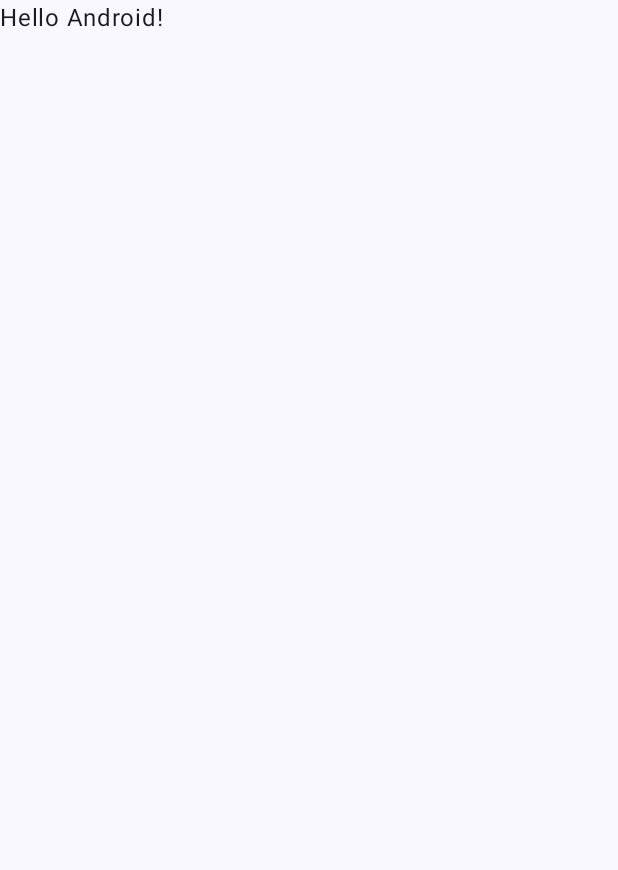
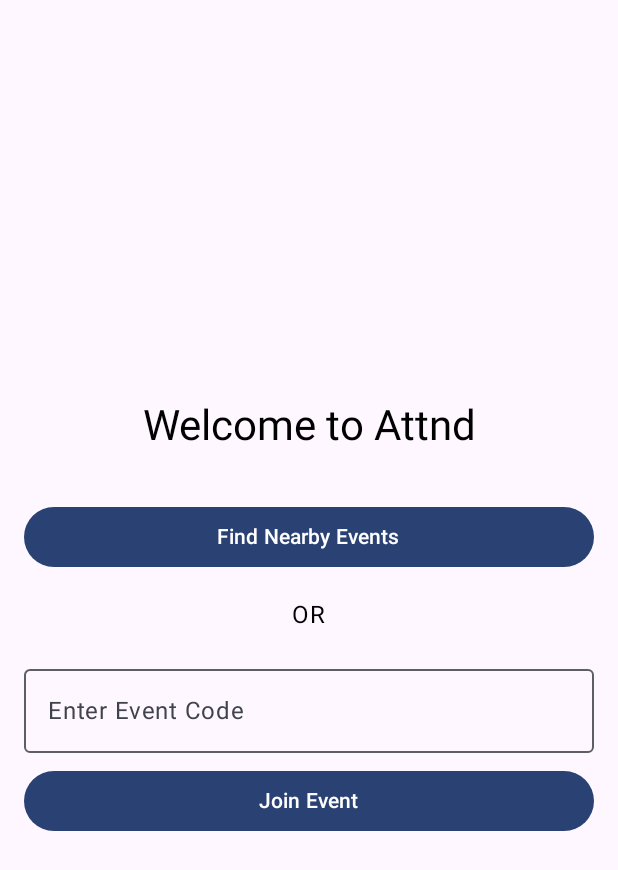
Before and after one commit to apbeers/Attnd-Android, an Android app built with Jetpack Compose: the screen it shows after launch (MainActivity), on a phone screen of 412 x 824 dp. Before the commit the part shown is almost empty. Shown: the top 870 px of the screen. Run offline under Robolectric (Android 15) with nearby library versions, the phone set to English and light mode, and no system bars.

Commit message:
build screens

```diff
--- a/app/src/main/java/com/arcu/attnd/MainActivity.kt
+++ b/app/src/main/java/com/arcu/attnd/MainActivity.kt
@@ -4,13 +4,21 @@ import android.os.Bundle
 import androidx.activity.ComponentActivity
 import androidx.activity.compose.setContent
 import androidx.activity.enableEdgeToEdge
-import androidx.compose.foundation.layout.fillMaxSize
 import androidx.compose.foundation.layout.padding
-import androidx.compose.material3.Scaffold
-import androidx.compose.material3.Text
-import androidx.compose.runtime.Composable
+import androidx.compose.material.icons.Icons
+import androidx.compose.material.icons.automirrored.filled.List
+import androidx.compose.material.icons.filled.Info
+import androidx.compose.material.icons.filled.Notifications
+import androidx.compose.material.icons.filled.Place
+import androidx.compose.material3.*
+import androidx.compose.runtime.*
 import androidx.compose.ui.Modifier
-import androidx.compose.ui.tooling.preview.Preview
+import androidx.navigation.NavDestination.Companion.hierarchy
+import androidx.navigation.NavGraph.Companion.findStartDestination
+import androidx.navigation.NavType
+import androidx.navigation.compose.*
+import androidx.navigation.navArgument
+import com.arcu.attnd.ui.screens.*
 import com.arcu.attnd.ui.theme.AttndTheme
 
 class MainActivity : ComponentActivity() {
@@ -19,11 +27,78 @@ class MainActivity : ComponentActivity() {
         enableEdgeToEdge()
         setContent {
             AttndTheme {
-                Scaffold(modifier = Modifier.fillMaxSize()) { innerPadding ->
-                    Greeting(
-                        name = "Android",
-                        modifier = Modifier.padding(innerPadding),
-                    )
+                MainNavigation()
+            }
+        }
+    }
+}
+
+sealed class Screen(val route: String, val label: String, val icon: androidx.compose.ui.graphics.vector.ImageVector? = null) {
+    object Launch : Screen("launch", "Launch")
+    object Map : Screen("map", "Map", Icons.Default.Place)
+    object Locations : Screen("locations", "Locations", Icons.AutoMirrored.Filled.List)
+    object LocationDetail : Screen("location_detail/{id}", "Detail")
+    object Flyer : Screen("flyer", "Flyer", Icons.Default.Info)
+    object Notifications : Screen("notifications", "Notifications", Icons.Default.Notifications)
+}
+
+@Composable
+fun MainNavigation() {
+    val navController = rememberNavController()
+    var currentEventId by remember { mutableStateOf<Int?>(null) }
+
+    NavHost(navController = navController, startDestination = Screen.Launch.route) {
+        composable(Screen.Launch.route) {
+            LaunchScreen(onEventSelected = { id ->
+                currentEventId = id
+                navController.navigate(Screen.Map.route) {
+                    popUpTo(Screen.Launch.route) { inclusive = true }
+                }
+            })
+        }
+
+        composable(Screen.Map.route) {
+            AppScaffold(navController) { innerPadding ->
+                Surface(modifier = Modifier.padding(innerPadding)) {
+                    MainMapScreen(currentEventId ?: 0)
+                }
+            }
+        }
+
+        composable(Screen.Locations.route) {
+            AppScaffold(navController) { innerPadding ->
+                Surface(modifier = Modifier.padding(innerPadding)) {
+                    LocationsScreen(currentEventId ?: 0, onLocationClick = { locId ->
+                        navController.navigate("location_detail/$locId")
+                    })
+                }
+            }
+        }
+
+        composable(
+            route = Screen.LocationDetail.route,
+            arguments = listOf(navArgument("id") { type = NavType.IntType })
+        ) { backStackEntry ->
+            val id = backStackEntry.arguments?.getInt("id") ?: 0
+            AppScaffold(navController) { innerPadding ->
+                Surface(modifier = Modifier.padding(innerPadding)) {
+                    LocationDetailScreen(id)
+                }
+            }
+        }
+
+        composable(Screen.Flyer.route) {
+            AppScaffold(navController) { innerPadding ->
+                Surface(modifier = Modifier.padding(innerPadding)) {
+                    FlyerScreen(null) // Mocking null for now
+                }
+            }
+        }
+
+        composable(Screen.Notifications.route) {
+            AppScaffold(navController) { innerPadding ->
+                Surface(modifier = Modifier.padding(innerPadding)) {
+                    NotificationsScreen(currentEventId ?: 0)
                 }
             }
         }
@@ -31,17 +106,40 @@ class MainActivity : ComponentActivity() {
 }
 
 @Composable
-fun Greeting(name: String, modifier: Modifier = Modifier) {
-    Text(
-        text = "Hello $name!",
-        modifier = modifier
+fun AppScaffold(
+    navController: androidx.navigation.NavHostController,
+    content: @Composable (androidx.compose.foundation.layout.PaddingValues) -> Unit
+) {
+    val items = listOf(
+        Screen.Map,
+        Screen.Locations,
+        Screen.Flyer,
+        Screen.Notifications
     )
-}
-
-@Preview(showBackground = true)
-@Composable
-fun GreetingPreview() {
-    AttndTheme {
-        Greeting("Android")
+    Scaffold(
+        bottomBar = {
+            NavigationBar {
+                val navBackStackEntry by navController.currentBackStackEntryAsState()
+                val currentDestination = navBackStackEntry?.destination
+                items.forEach { screen ->
+                    NavigationBarItem(
+                        icon = { Icon(screen.icon!!, contentDescription = null) },
+                        label = { Text(screen.label) },
+                        selected = currentDestination?.hierarchy?.any { it.route == screen.route } == true,
+                        onClick = {
+                            navController.navigate(screen.route) {
+                                popUpTo(navController.graph.findStartDestination().id) {
+                                    saveState = true
+                                }
+                                launchSingleTop = true
+                                restoreState = true
+                            }
+                        }
+                    )
+                }
+            }
+        }
+    ) { innerPadding ->
+        content(innerPadding)
     }
 }
--- /dev/null
+++ b/app/src/main/java/com/arcu/attnd/ui/screens/LaunchScreen.kt
@@ -0,0 +1,53 @@
+package com.arcu.attnd.ui.screens
+
+import androidx.compose.foundation.layout.*
+import androidx.compose.material3.*
+import androidx.compose.runtime.*
+import androidx.compose.ui.Alignment
+import androidx.compose.ui.Modifier
+import androidx.compose.ui.unit.dp
+
+@Composable
+fun LaunchScreen(
+    onEventSelected: (Int) -> Unit
+) {
+    var eventCode by remember { mutableStateOf("") }
+
+    Column(
+        modifier = Modifier
+            .fillMaxSize()
+            .padding(16.dp),
+        horizontalAlignment = Alignment.CenterHorizontally,
+        verticalArrangement = Arrangement.Center
+    ) {
+        Text(text = "Welcome to Attnd", style = MaterialTheme.typography.headlineMedium)
+        Spacer(modifier = Modifier.height(32.dp))
+
+        Button(
+            onClick = { /* TODO: Use location to find nearby */ },
+            modifier = Modifier.fillMaxWidth()
+        ) {
+            Text("Find Nearby Events")
+        }
+
+        Spacer(modifier = Modifier.height(16.dp))
+        Text("OR")
+        Spacer(modifier = Modifier.height(16.dp))
+
+        OutlinedTextField(
+            value = eventCode,
+            onValueChange = { eventCode = it },
+            label = { Text("Enter Event Code") },
+            modifier = Modifier.fillMaxWidth()
+        )
+
+        Spacer(modifier = Modifier.height(8.dp))
+
+        Button(
+            onClick = { /* TODO: API Lookup */ onEventSelected(1) },
+            modifier = Modifier.fillMaxWidth()
+        ) {
+            Text("Join Event")
+        }
+    }
+}
```
Also changed, not shown: app/build.gradle (+18 -0 lines), app/src/main/java/com/arcu/attnd/data/AttndApi.kt (added, +22 -0 lines), app/src/main/java/com/arcu/attnd/data/Models.kt (added, +57 -0 lines), app/src/main/java/com/arcu/attnd/ui/screens/FlyerScreen.kt (added, +24 -0 lines), app/src/main/java/com/arcu/attnd/ui/screens/LocationsScreen.kt (added, +36 -0 lines), app/src/main/java/com/arcu/attnd/ui/screens/MainMapScreen.kt (added, +24 -0 lines), app/src/main/java/com/arcu/attnd/ui/screens/NotificationsScreen.kt (added, +25 -0 lines), 1 other file.
